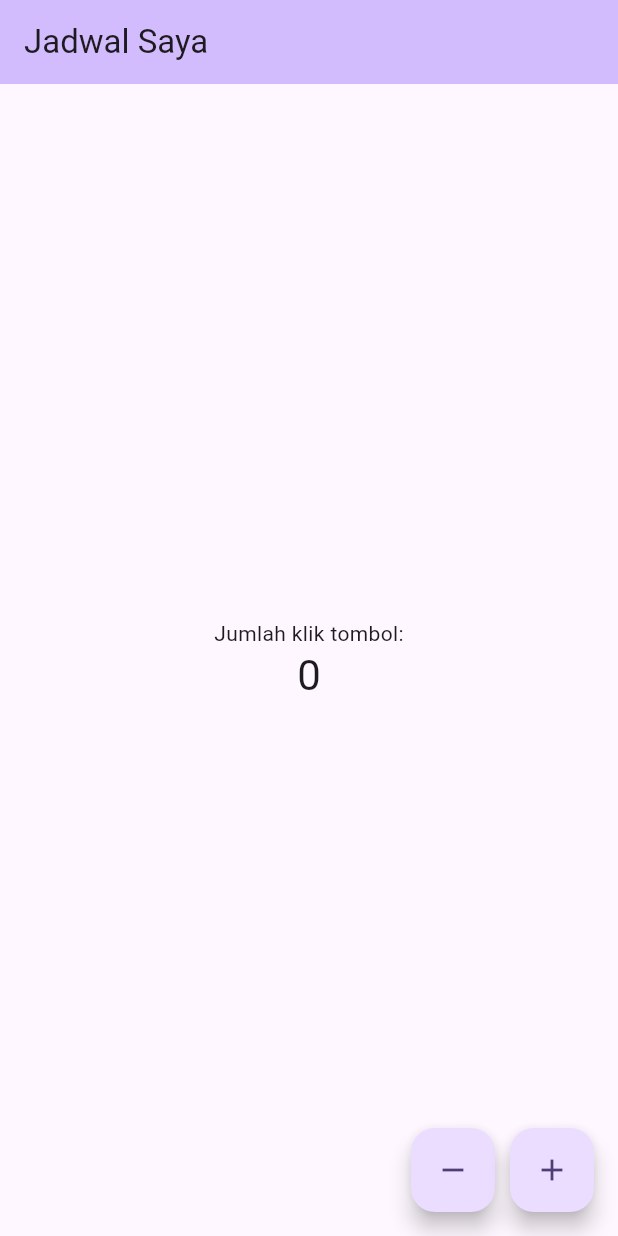
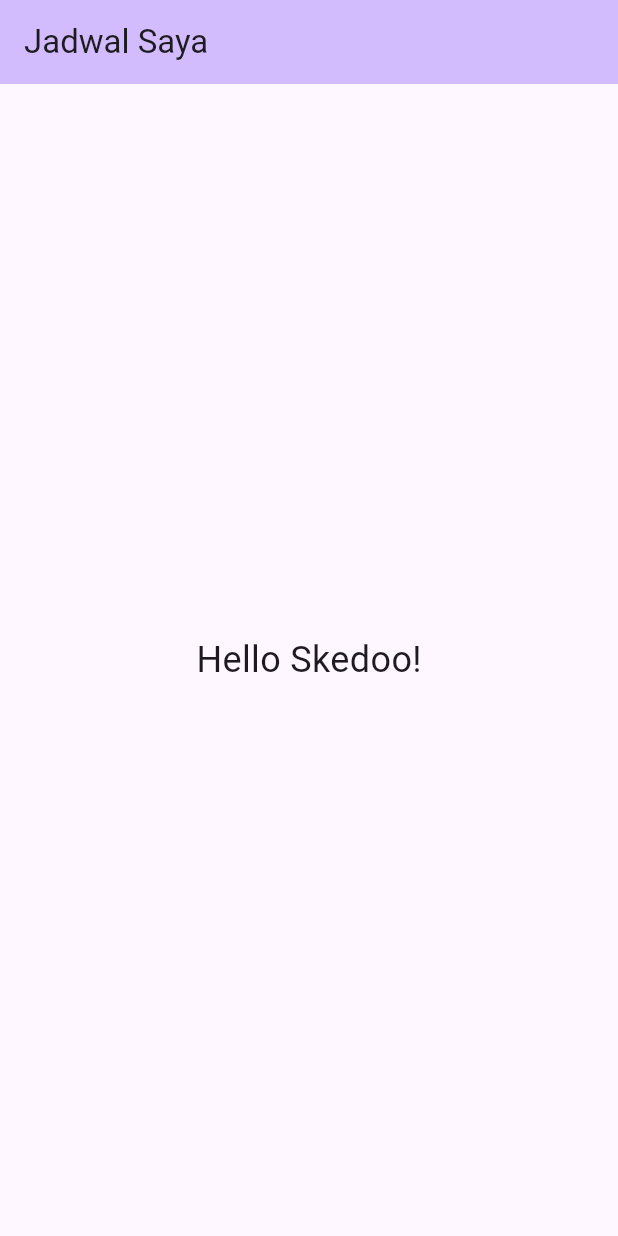
Before and after one commit to Otniel1018/skedoo, a Flutter app: the screen it shows after launch, on a phone screen of 412 x 824 dp. Run offline on Flutter 3.47's test engine with Material 3 defaults, Android fonts, the phone set to English and light mode, and no system bars.

Commit message:
feat: add Jadwal model and clean main.dart

```diff
--- a/lib/main.dart
+++ b/lib/main.dart
@@ -7,143 +7,32 @@ void main() {
 class MyApp extends StatelessWidget {
   const MyApp({super.key});
 
-  // This widget is the root of your application.
   @override
   Widget build(BuildContext context) {
     return MaterialApp(
       title: 'Skedoo - Jadwal App',
+      debugShowCheckedModeBanner: false,
       theme: ThemeData(
-        // This is the theme of your application.
-        //
-        // TRY THIS: Try running your application with "flutter run". You'll see
-        // the application has a purple toolbar. Then, without quitting the app,
-        // try changing the seedColor in the colorScheme below to Colors.green
-        // and then invoke "hot reload" (save your changes or press the "hot
-        // reload" button in a Flutter-supported IDE, or press "r" if you used
-        // the command line to start the app).
-        //
-        // Notice that the counter didn't reset back to zero; the application
-        // state is not lost during the reload. To reset the state, use hot
-        // restart instead.
-        //
-        // This works for code too, not just values: Most code changes can be
-        // tested with just a hot reload.
-        colorScheme: .fromSeed(seedColor: Colors.deepPurple),
+        colorScheme: ColorScheme.fromSeed(seedColor: Colors.deepPurple),
+        useMaterial3: true,
       ),
-      home: const MyHomePage(title: 'Flutter Demo Home Page'),
+      home: const JadwalListPage(),
     );
   }
 }
 
-class MyHomePage extends StatefulWidget {
-  const MyHomePage({super.key, required this.title});
-
-  // This widget is the home page of your application. It is stateful, meaning
-  // that it has a State object (defined below) that contains fields that affect
-  // how it looks.
-
-  // This class is the configuration for the state. It holds the values (in this
-  // case the title) provided by the parent (in this case the App widget) and
-  // used by the build method of the State. Fields in a Widget subclass are
-  // always marked "final"
-
-  final String title;
-
-  @override
-  State<MyHomePage> createState() => _MyHomePageState();
-}
-
-class _MyHomePageState extends State<MyHomePage> {
-  int _counter = 0;
-
-  void _incrementCounter() {
-    setState(() {
-      // This call to setState tells the Flutter framework that something has
-      // changed in this State, which causes it to rerun the build method below
-      // so that the display can reflect the updated values. If we changed
-      // _counter without calling setState(), then the build method would not be
-      // called again, and so nothing would appear to happen.
-      _counter++;
-      print('Counter sekarang: $_counter');
-    });
-  }
-
-  void _decrementCounter() {
-    setState(() {
-      if (_counter > 0) {
-        _counter--;
-        print('Counter Sekarang: $_counter');
-      } else {
-        print('Counter sekarang sudah tidak ada');
-      }
-    });
-  }
+class JadwalListPage extends StatelessWidget {
+  const JadwalListPage({super.key});
 
   @override
   Widget build(BuildContext context) {
-    // This method is rerun every time setState is called, for instance as done
-    // by the _incrementCounter method above.
-    //
-    // The Flutter framework has been optimized to make rerunning build methods
-    // fast, so that you can just rebuild anything that needs updating rather
-    // than having to individually change instances of widgets.
     return Scaffold(
       appBar: AppBar(
-        // TRY THIS: Try changing the color here to a specific color (to
-        // Colors.amber, perhaps?) and trigger a hot reload to see the AppBar
-        // change color while the other colors stay the same.
+        title: const Text('Jadwal Saya'),
         backgroundColor: Theme.of(context).colorScheme.inversePrimary,
-        // Here we take the value from the MyHomePage object that was created by
-        // the App.build method, and use it to set our appbar title.
-        title: Text('Jadwal Saya'),
       ),
-      body: Center(
-        // Center is a layout widget. It takes a single child and positions it
-        // in the middle of the parent.
-        child: Column(
-          // Column is also a layout widget. It takes a list of children and
-          // arranges them vertically. By default, it sizes itself to fit its
-          // children horizontally, and tries to be as tall as its parent.
-          //
-          // Column has various properties to control how it sizes itself and
-          // how it positions its children. Here we use mainAxisAlignment to
-          // center the children vertically; the main axis here is the vertical
-          // axis because Columns are vertical (the cross axis would be
-          // horizontal).
-          //
-          // TRY THIS: Invoke "debug painting" (choose the "Toggle Debug Paint"
-          // action in the IDE, or press "p" in the console), to see the
-          // wireframe for each widget.
-          mainAxisAlignment: .center,
-          children: [
-            const Text('Jumlah klik tombol:'),
-            Text(
-              '$_counter',
-              style: Theme.of(context).textTheme.headlineMedium,
-            ),
-          ],
-        ),
-      ),
-      floatingActionButton: Row(
-        mainAxisAlignment: MainAxisAlignment.end, // Mengatur posisi ke kanan
-        children: [
-          // Tombol Decrement
-          FloatingActionButton(
-            onPressed: _decrementCounter,
-            tooltip: 'Decrease',
-            heroTag: 'btn1',
-            child: const Icon(Icons.remove),
-          ),
-
-          const SizedBox(width: 10), // Jarak antar tombol
-          // Tombol Increment
-          FloatingActionButton(
-            onPressed: _incrementCounter,
-            tooltip: 'Increment',
-            heroTag: 'btn2',
-            child: const Icon(Icons.add),
-          ),
-        ],
+      body: const Center(
+        child: Text('Hello Skedoo!', style: TextStyle(fontSize: 24)),
       ),
     );
   }
--- /dev/null
+++ b/lib/models/jadwal.dart
@@ -0,0 +1,34 @@
+class Jadwal {
+  String title;
+  String date;
+  String category;
+  int priority;
+  bool isDone;
+
+  Jadwal(this.title, this.date, this.category, this.priority, this.isDone);
+
+  void markAsDone() {
+    isDone = true;
+  }
+
+  String getPriorityLabel() {
+    switch (priority) {
+      case 1:
+        return '⚪ Super Low';
+      case 2:
+        return '🟢 Low';
+      case 3:
+        return '🟡 Medium';
+      case 4:
+        return '🟠 Important';
+      case 5:
+        return '🔴 Very Important';
+      default:
+        return 'Not a Priority';
+    }
+  }
+
+  String getStatusLabel() {
+    return isDone ? '✅ Selesai' : '⌛ Belum selesai';
+  }
+}
```
